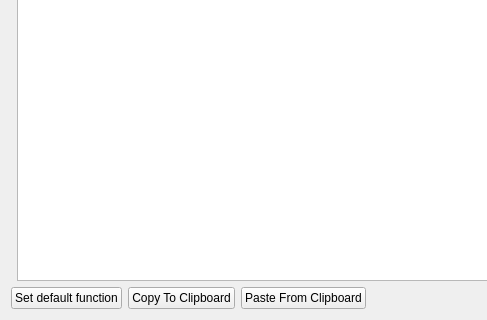
Above: SIM-VICUS/src/SVNetworkSimultaneityDialog.ui from ghorwin/SIM-VICUS before the change; both pictures show x 0 to 487 and y 90 to 410 of the 824 by 410 pixel window. Below: the same form after it.
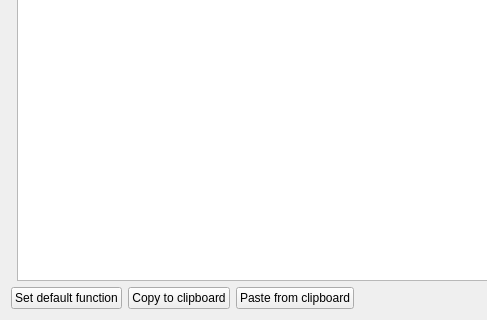
That is the form after the change. Icons and pictures are not drawn. Custom widgets are drawn as their Qt base class.

```diff
--- a/SIM-VICUS/src/SVNetworkSimultaneityDialog.ui
+++ b/SIM-VICUS/src/SVNetworkSimultaneityDialog.ui
@@ -75,14 +75,14 @@
      <item>
       <widget class="QPushButton" name="pushButtonCopyToClipboard">
        <property name="text">
-        <string>Copy To Clipboard</string>
+        <string>Copy to clipboard</string>
        </property>
       </widget>
      </item>
      <item>
       <widget class="QPushButton" name="pushButtonPasteFromClipboard">
        <property name="text">
-        <string>Paste From Clipboard</string>
+        <string>Paste from clipboard</string>
        </property>
       </widget>
      </item>
```
